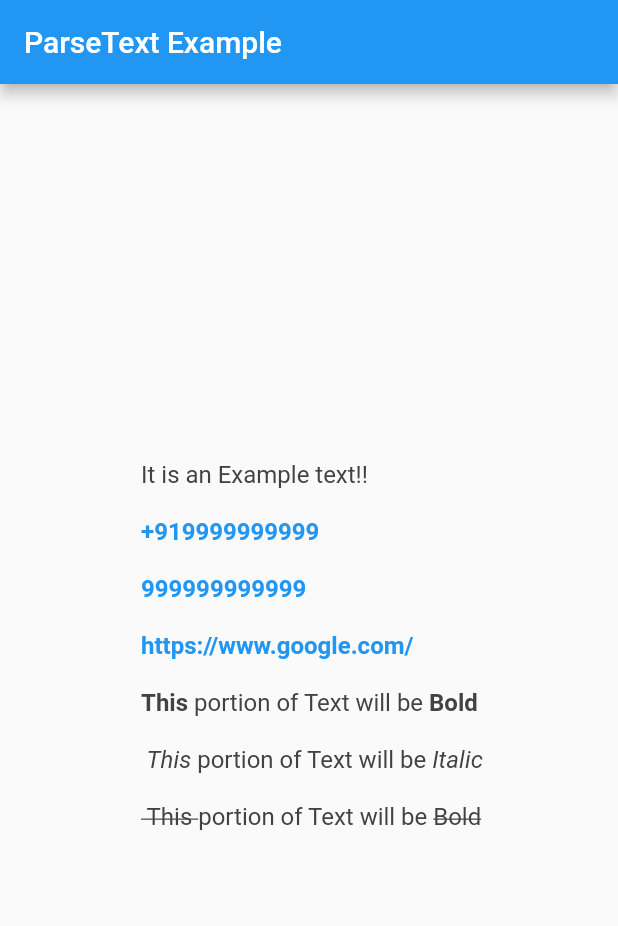
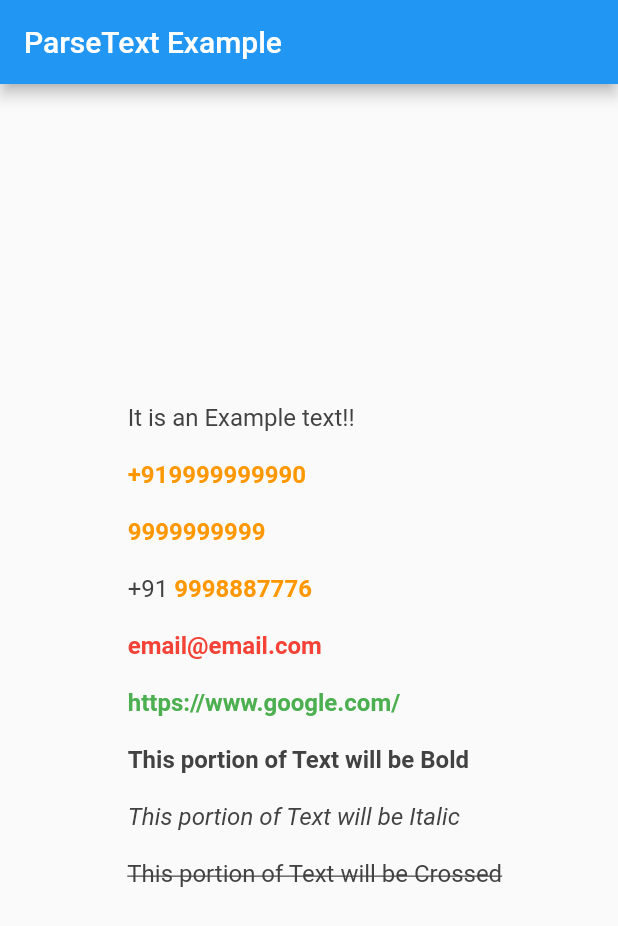
Before and after one commit to dubey2k/parse_text, a Flutter app: the screen it shows after launch, on a phone screen of 412 x 824 dp. Shown: the top 926 px of the screen. Run offline on Flutter 3.47's test engine with Material 2 defaults, Android fonts, the phone set to English and light mode, and no system bars.

Commit message:
modified and documented..

```diff
--- a/example/lib/main.dart
+++ b/example/lib/main.dart
@@ -23,9 +23,13 @@ class Home extends StatelessWidget {
   String text = '''
   It is an Example text!!
 
-  +919999999999
+  +919999999990
 
-  999999999999
+  9999999999
+
+  +91 9998887776
+
+  email@email.com
 
   https://www.google.com/
 
@@ -33,16 +37,22 @@ class Home extends StatelessWidget {
 
   _This portion of Text will be Italic_
 
-  ~This portion of Text will be Bold~
+  ~This portion of Text will be Crossed~
   ''';
   @override
   Widget build(BuildContext context) {
     return Scaffold(
       appBar: AppBar(
-        title: Text('ParseText Example'),
+        title: const Text('ParseText Example'),
       ),
       body: Center(
-        child: ParseText(size: 16, text: text),
+        child: ParseText(
+          size: 16,
+          text: text,
+          emailColor: Colors.red,
+          urlColor: Colors.green,
+          mobColor: Colors.orange,
+        ),
       ),
     );
   }
--- a/lib/constants.dart
+++ b/lib/constants.dart
@@ -1,40 +1,37 @@
-RegExp bold = RegExp(r"\*(.*)|([a-zA-Z0-9 ]+)\*");
-RegExp italic = RegExp(r"\_(.*)|([\w\d ]+)\_");
-RegExp cross = RegExp(r"\~(.*)|([\w\d ]+)\~");
-RegExp mobile = RegExp(r"^[\+]?\d{10,12}");
+RegExp bold = RegExp(r"\*");
+RegExp italic = RegExp(r"\_");
+RegExp cross = RegExp(r"\~");
+RegExp mobile = RegExp(r"(\+[\d]{1,3}(\s))?([0-9]{10})");
+RegExp email = RegExp(r"\w+([.-]?\w+)*@\w+([.-]?\w+)*(\.\w{2,3})+");
 RegExp regSpliter = RegExp(r'(?<=(\s))');
 RegExp tempBold = RegExp(r'\*');
 
 bool isUrl(String text) {
-  return text.startsWith("http:") ||
-          text.startsWith("https:") ||
-          text.startsWith("www")
-      ? true
-      : false;
+  return text.startsWith("http:") || text.startsWith("https:") ? true : false;
 }
 
-bool isBold(String text) {
-  return text.contains(bold) ? true : false;
+int isBold(String text) {
+  return bold.allMatches(text).length;
 }
 
-bool isTBold(String text) {
-  return text.contains(bold) ? true : false;
+int isItalic(String text) {
+  return italic.allMatches(text).length;
 }
 
-bool isItalic(String text) {
-  return text.contains(italic) ? true : false;
-}
-
-bool isCross(String text) {
-  return text.contains(cross) ? true : false;
+int isCross(String text) {
+  return cross.allMatches(text).length;
 }
 
 bool isMob(String text) {
   return text.contains(mobile) ? true : false;
 }
 
+bool isEmail(String text) {
+  return text.contains(email) ? true : false;
+}
+
 Map map = {
-    'bold': false,
-    'italic': false,
-    'cross': false,
-  };
+  'bold': false,
+  'italic': false,
+  'cross': false,
+};
--- a/lib/extractor.dart
+++ b/lib/extractor.dart
@@ -4,28 +4,73 @@ List<String> extractor(String text) {
   List<String> list = text.split(regSpliter);
   List<String> msg = [""];
   int size = 0;
+
   for (String s in list) {
+    int tLen = 0;
     if (isUrl(s)) {
       msg.add("HT $s");
       msg.add("");
       size += 2;
-    } else if (isBold(s)) {
+    } else if ((tLen = isBold(s)) > 0) {
+      if (tLen == 1) {
+        s = s.replaceAll('*', '');
+        if (map['bold']) {
+          msg[size] += s;
+          msg.add("");
+          size += 1;
+        } else {
+          msg.add("BO $s");
+          map['bold'] = !map['bold'];
+          size += 1;
+        }
+      } else {
         s = s.replaceAll('*', '');
         msg.add("BO $s");
         msg.add("");
         size += 2;
-    } else if (isItalic(s)) {
-      s = s.replaceAll('_', ' ');
+      }
+    } else if ((tLen = isItalic(s)) > 0) {
+      if (tLen == 1) {
+        s = s.replaceAll('_', '');
+        if (map['italic']) {
+          msg[size] += s;
+          msg.add("");
+          size += 1;
+        } else {
+          msg.add("IT $s");
+          map['italic'] = !map['italic'];
+          size += 1;
+        }
+      } else {
+        s = s.replaceAll('_', '');
         msg.add("IT $s");
         msg.add("");
         size += 2;
-    } else if (isCross(s)) {
-      s = s.replaceAll('~', ' ');
+      }
+    } else if ((tLen = isCross(s)) > 0) {
+      if (tLen == 1) {
+        s = s.replaceAll('~', '');
+        if (map['cross']) {
+          msg[size] += s;
+          msg.add("");
+          size += 1;
+        } else {
+          msg.add("CR $s");
+          map['cross'] = !map['cross'];
+          size += 1;
+        }
+      } else {
+        s = s.replaceAll('~', '');
         msg.add("CR $s");
         msg.add("");
         size += 2;
+      }
     } else if (isMob(s)) {
       msg.add("MO $s");
+      msg.add("");
+      size += 2;
+    } else if (isEmail(s)) {
+      msg.add("EM $s");
       msg.add("");
       size += 2;
     } else {
--- a/lib/parse_text.dart
+++ b/lib/parse_text.dart
@@ -5,21 +5,134 @@ import 'package:parse_text/extractor.dart';
 import 'package:parse_text/recognizer.dart';
 
 class ParseText extends StatelessWidget {
-  ParseText({@required this.size,
+  ParseText({
+    @required this.size,
     @required this.text,
     this.color: const Color(0xFF424242),
-    this.wt:FontWeight.normal,
+    this.wt: FontWeight.normal,
     this.align,
     this.maxLine,
-    this.style});
+    this.style: FontStyle.normal,
+    //email
+    this.emailColor: Colors.blue,
+    this.emailFW: FontWeight.w600,
+    this.emailSize,
+    this.emailStyle: FontStyle.normal,
+    //mobile
+    this.mobColor: Colors.blue,
+    this.mobFW: FontWeight.w600,
+    this.mobSize,
+    this.mobStyle: FontStyle.normal,
+    //url
+    this.urlColor: Colors.blue,
+    this.urlFW: FontWeight.w600,
+    this.urlSize,
+    this.urlStyle: FontStyle.normal,
+    //bold
+    this.boldColor: const Color(0xFF424242),
+    this.boldFW: FontWeight.bold,
+    this.boldSize,
+    this.boldStyle: FontStyle.normal,
+    //italic
+    this.italicColor: const Color(0xFF424242),
+    this.italicFW: FontWeight.normal,
+    this.italicSize,
+    //cross
+    this.crossColor: const Color(0xFF424242),
+    this.crossFW: FontWeight.normal,
+    this.crossSize,
+    this.crossStyle: FontStyle.normal,
+  });
 
+  /// Set size of normal text
   final double size;
+
+  /// Set input text that would be parsed
   final String text;
+
+  /// Set Color of normal text
   final Color color;
+
+  /// Set FontWeight of normal text
   final FontWeight wt;
+
+  /// Set FontStyle of normal text
   final FontStyle style;
+
+  /// Set TextAlign of text
   final TextAlign align;
+
+  /// Set maxLine of text
   final int maxLine;
+
+  /// Set Color of detected email text
+  final Color emailColor;
+
+  /// Set FontWeight of detected email text
+  final FontWeight emailFW;
+
+  /// Set Size of detected email text
+  final double emailSize;
+
+  /// Set FontStyle of detected email text
+  final FontStyle emailStyle;
+
+  /// Set Color of detected Mobile text
+  final Color mobColor;
+
+  /// Set FontWeight of detected email text
+  final FontWeight mobFW;
+
+  /// Set Size of detected email text
+  final double mobSize;
+
+  /// Set FontStyle of detected email text
+  final FontStyle mobStyle;
+
+  /// Set Color of detected url text
+  final Color urlColor;
+
+  /// Set FontWeight of detected url text
+  final FontWeight urlFW;
+
+  /// Set Size of detected url text
+  final double urlSize;
+
+  /// Set FontStyle of detected url text
+  final FontStyle urlStyle;
+
+  /// Set Color of detected Bold text
+  final Color boldColor;
+
+  /// Set FontWeight of detected Bold text
+  final FontWeight boldFW;
+
+  /// Set Size of detected Bold text
+  final double boldSize;
+
+  /// Set FontStyle of detected Bold text
+  final FontStyle boldStyle;
+
+  /// Set Color of detected Italic text
+  final Color italicColor;
+
+  /// Set FontWeight of detected Italic text
+  final FontWeight italicFW;
+
+  /// Set Size of detected Italic text
+  final double italicSize;
+
+  /// Set Color of detected Crossed text
+  final Color crossColor;
+
+  /// Set FontWeight of detected Crossed text
+  final FontWeight crossFW;
+
+  /// Set Size of detected Crossed text
+  final double crossSize;
+
+  /// Set FontStyle of detected Crossed text
+  final FontStyle crossStyle;
 
   @override
   Widget build(BuildContext context) {
@@ -34,38 +147,68 @@ class ParseText extends StatelessWidget {
             FontWeight weight = wt;
             Color txtColor = color;
             FontStyle fontStyle = style;
+            double tSize = size;
             TextDecoration dec = TextDecoration.none;
             String txt = inputList[idx];
-            String ss = inputList[idx];
-            if (ss.contains("HT")) {
-              txtColor = Colors.blue;
-              weight = FontWeight.w600;
+            String ss = inputList[idx].substring(0, 2);
+            switch (ss) {
+              case "HT":
+                txtColor = urlColor;
+                weight = urlFW;
+                fontStyle = urlStyle;
+                tSize = urlSize ?? size;
                 index = 3;
                 type = 1;
-            } else if (ss.contains("BO")) {
-              weight = FontWeight.bold;
+                break;
+              case "BO":
+                txtColor = boldColor;
+                weight = boldFW;
+                fontStyle = boldStyle;
+                tSize = boldSize ?? size;
                 index = 3;
                 type = 2;
-            } else if (ss.contains("IT")) {
+                break;
+              case "IT":
+                txtColor = italicColor;
+                weight = italicFW;
                 fontStyle = FontStyle.italic;
+                tSize = italicSize ?? size;
                 index = 3;
                 type = 3;
-            } else if (ss.contains("CR")) {
+                break;
+              case "CR":
+                txtColor = crossColor;
+                weight = crossFW;
+                fontStyle = crossStyle;
+                tSize = crossSize ?? size;
                 dec = TextDecoration.lineThrough;
                 index = 3;
                 type = 4;
-            } else if (ss.contains("MO")) {
-              txtColor = Colors.blue;
-              weight = FontWeight.w600;
+                break;
+              case "MO":
+                txtColor = mobColor;
+                weight = mobFW;
+                fontStyle = mobStyle;
+                tSize = mobSize ?? size;
                 index = 3;
                 type = 5;
+                break;
+              case "EM":
+                txtColor = emailColor;
+                weight = emailFW;
+                fontStyle = emailStyle;
+                tSize = urlSize ?? size;
+                index = 3;
+                type = 6;
+                break;
             }
+
             return TextSpan(
               recognizer: launchCustom(inputList[idx], type),
               text: txt.substring(index),
               style: TextStyle(
                   color: txtColor,
-                  fontSize: size,
+                  fontSize: tSize,
                   fontStyle: fontStyle,
                   fontWeight: weight,
                   decoration: dec),
--- a/lib/recognizer.dart
+++ b/lib/recognizer.dart
@@ -23,6 +23,17 @@ TapGestureRecognizer launchCustom(String link, int type) {
           }
         };
       return tap;
+    case 6:
+      var tap = TapGestureRecognizer()
+        ..onTap = () async {
+          if (await canLaunch(link) != null) {
+            await launch(
+                'mailto:${link.substring(3)}?subject=Enter Your Subject here&body= Enter Your Body Text here');
+          } else {
+            throw 'Could not launch ${link}';
+          }
+        };
+      return tap;
     default:
       return null;
   }
```
Lines whose indentation alone changed are shown as unchanged.
